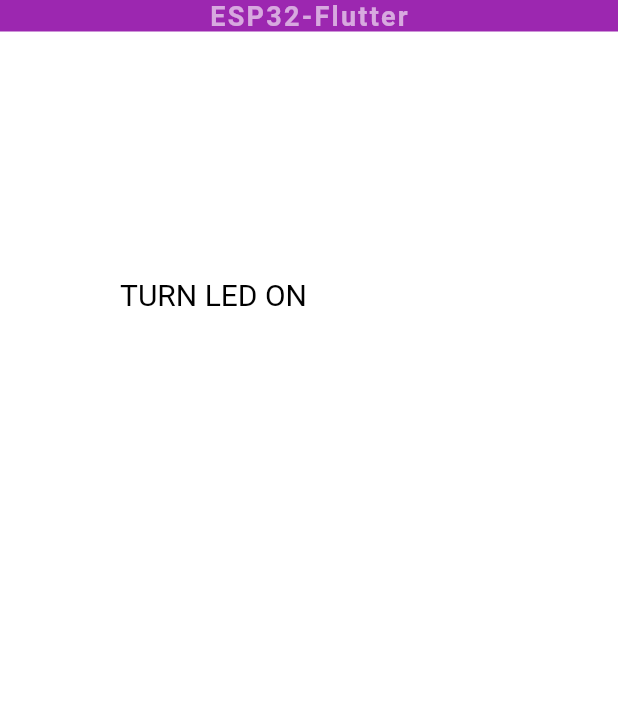
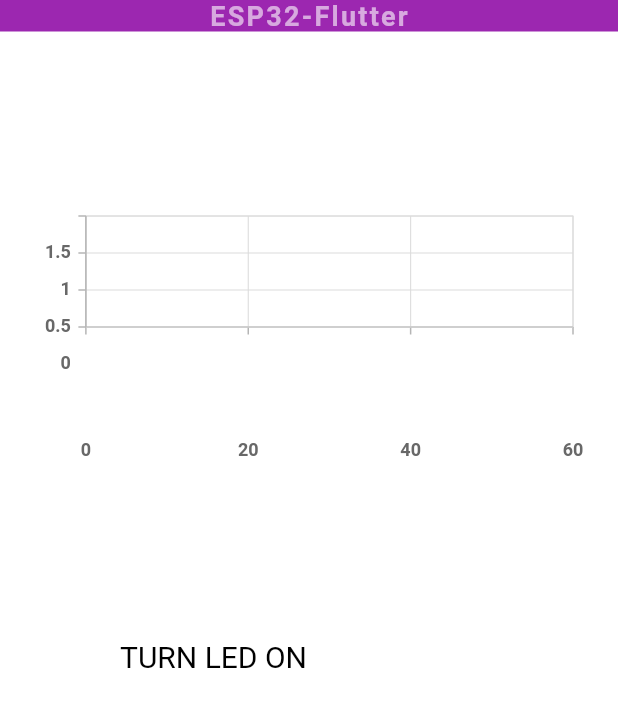
Before and after one commit to ajay963/iot_web, a Flutter app: the screen it shows after launch, on a phone screen of 412 x 824 dp. Shown: the top 707 px of the screen. Run offline on Flutter 3.47's test engine with Material 2 defaults, Android fonts, the phone set to English and light mode, and no system bars; our stand-ins replace connectivity_plus, google_fonts, google_maps_flutter, line_icons, rive, syncfusion_flutter_charts and 1 more; missing offline and left inert: bitsdojo_window, flutter_acrylic, flutter_joystick; network calls fail.

Commit message:
added live graph chart

```diff
--- a/lib/main.dart
+++ b/lib/main.dart
@@ -1,7 +1,7 @@
 import 'package:iot/themes.dart';
 import 'package:flutter/material.dart';
 import 'package:provider/provider.dart';
-import 'package:iot/websocket_led.dart';
+import 'package:iot/websocket.dart';
 import 'package:iot/widgets/buttos.dart';
 import 'package:iot/provider/network.dart';
 import 'package:iot/widgets/google_map.dart';
@@ -22,7 +22,7 @@ Future<void> main() async {
   runApp(const MyApp());
   await Window.initialize();
   doWhenWindowReady(() {
-    const initialSize = Size(600, 450);
+    const initialSize = Size(720, 520);
     appWindow.minSize = initialSize;
     appWindow.size = initialSize;
     appWindow.alignment = Alignment.center;
@@ -57,7 +57,7 @@ class MyApp extends StatelessWidget {
           color: Colors.transparent,
           themeMode: ThemeMode.dark,
           debugShowCheckedModeBanner: false,
-          home: const WebSocketLed()),
+          home: const WebSocketDesktop()),
     );
   }
 }
--- /dev/null
+++ b/lib/models/temp.dart
@@ -0,0 +1,5 @@
+class TempChartData {
+  TempChartData({required this.time, required this.temp});
+  final double temp;
+  final double time;
+}
--- a/lib/provider/sensors_data.dart
+++ b/lib/provider/sensors_data.dart
@@ -9,6 +9,7 @@ class TempData extends ChangeNotifier {
   int get getTemp => _temp;
   int get getMinLux => _minTemp;
   int get getMaxLux => _maxTemp;
+
   setMinMax() {
     if (_temp < _minTemp) _minTemp = _temp;
     if (_temp > _maxTemp) _maxTemp = _temp;
--- a/lib/websocket_led.dart
+++ b/lib/websocket.dart
@@ -1,44 +1,58 @@
+import 'dart:async';
 import 'dart:convert';
+import 'package:flutter/material.dart';
+import 'package:iot/models/temp.dart';
+import 'package:iot/provider/sensors_data.dart';
+import 'package:iot/widgets/buttos.dart';
+import 'package:iot/widgets/graph_charts.dart';
+import 'package:provider/provider.dart';
+import 'package:web_socket_channel/io.dart';
+import 'package:bitsdojo_window/bitsdojo_window.dart';
 
-import 'package:bitsdojo_window/bitsdojo_window.dart';
-import 'package:flutter/material.dart';
-import 'package:iot/widgets/buttos.dart';
-import 'package:web_socket_channel/io.dart';
-
-//apply this class on home: attribute at MaterialApp()
-class WebSocketLed extends StatefulWidget {
-  const WebSocketLed({Key? key}) : super(key: key);
+class WebSocketDesktop extends StatefulWidget {
+  const WebSocketDesktop({Key? key}) : super(key: key);
 
   @override
   State<StatefulWidget> createState() {
-    return _WebSocketLed();
+    return _WebSocketDesktop();
   }
 }
 
-class _WebSocketLed extends State<WebSocketLed> {
-  late bool ledstatus; //boolean value to track LED status, if its ON or OFF
+class _WebSocketDesktop extends State<WebSocketDesktop> {
+  late bool ledstatus;
   late IOWebSocketChannel channel;
-  late bool connected; //boolean value to track if WebSocket is connected
-  late String temp; //variable for temperature
-  late String humidity; //variable for humidity
-  late String heatindex; //variable for heatindex
+  late bool connected;
+  late String temp;
+  late String humidity;
+  late String heatindex;
+  int idx = 0;
+  late List<TempChartData> tempList = [
+    TempChartData(time: 0, temp: 0),
+  ];
   @override
   void initState() {
-    ledstatus = false; //initially leadstatus is off so its FALSE
-    connected = false; //initially connection status is "NO" so its FALSE
-    temp = "0"; //initial value of temperature
-    humidity = "0"; //initial value of humidity
-    heatindex = "0"; //initial value of heatindex
-
+    ledstatus = false;
+    connected = false;
+    temp = "0";
+    humidity = "0";
+    heatindex = "0";
+    Timer.periodic(const Duration(seconds: 1), updateGraph);
     Future.delayed(Duration.zero, () async {
       channelconnect(); //connect to WebSocket wth NodeMCU
     });
-
     super.initState();
   }
 
+  void updateGraph(Timer time) {
+    setState(() {
+      tempList
+          .add(TempChartData(time: idx.toDouble(), temp: double.parse(temp)));
+      idx = idx + 10;
+      if (tempList.length > 11) tempList.removeAt(0);
+    });
+  }
+
   channelconnect() {
-    //function to connect
     try {
       channel =
           IOWebSocketChannel.connect("ws://192.168.4.1:81"); //channel IP : Port
@@ -47,16 +61,15 @@ class _WebSocketLed extends State<WebSocketLed> {
           print(message);
           setState(() {
             if (message == "connected") {
-              connected = true; //message is "connected" from NodeMCU
+              connected = true;
             } else if (message.substring(0, 6) == "{'temp") {
               message = message.replaceAll(RegExp("'"), '"');
 
-              Map<String, dynamic> jsondata =
-                  json.decode(message); //decode json to array
+              Map<String, dynamic> jsondata = json.decode(message);
               setState(() {
-                temp = jsondata["temp"]; //temperature value
-                humidity = jsondata["humidity"]; //humidity value
-                heatindex = jsondata["heat"]; //heatindex value
+                temp = jsondata["temp"];
+                humidity = jsondata["humidity"];
+                heatindex = jsondata["heat"];
               });
             } else if (message == "poweron:success") {
               ledstatus = true;
@@ -96,6 +109,8 @@ class _WebSocketLed extends State<WebSocketLed> {
 
   @override
   Widget build(BuildContext context) {
+    final _tempSensorData = Provider.of<TempData>(context);
+
     return Scaffold(
       backgroundColor: Colors.transparent,
       body: SizedBox(
@@ -128,6 +143,18 @@ class _WebSocketLed extends State<WebSocketLed> {
                     const SizedBox(height: 10),
                     Text("Heat Index: $heatindex°C"),
                     const SizedBox(height: 10),
+                    Text("timer : " + idx.toString()),
+                    const SizedBox(height: 10),
+                    SizedBox(
+                      height: 200,
+                      // width: 400,
+                      child: Charts(
+                        tempList: tempList,
+                        xAisLabel: 'Time',
+                        yAxisLabel: 'Temp',
+                      ),
+                    ),
+                    const SizedBox(height: 10),
                     Container(
                         child: connected
                             ? const Text("WEBSOCKET: CONNECTED")
@@ -138,18 +165,11 @@ class _WebSocketLed extends State<WebSocketLed> {
                             : const Text("LED IS: OFF")),
                     const SizedBox(height: 30),
                     RoundedButton(
-                      //button to start scanning
-
                       onTap: () {
-                        //on button press
                         if (ledstatus) {
-                          //if ledstatus is true, then turn off the led
-                          //if led is on, turn off
                           sendcmd("poweroff");
                           ledstatus = false;
                         } else {
-                          //if ledstatus is false, then turn on the led
-                          //if led is off, turn on
                           sendcmd("poweron");
                           ledstatus = true;
                         }
--- /dev/null
+++ b/lib/widgets/graph_charts.dart
@@ -0,0 +1,45 @@
+import 'package:flutter/material.dart';
+import 'package:syncfusion_flutter_charts/charts.dart';
+
+import '../models/temp.dart';
+
+const Color shade1 = Color(0xff23b6e6);
+const Color shade2 = Color(0xff02d39a);
+
+class Charts extends StatelessWidget {
+  final List<TempChartData> tempList;
+  final String xAisLabel;
+  final String yAxisLabel;
+  const Charts(
+      {Key? key,
+      required this.tempList,
+      required this.xAisLabel,
+      required this.yAxisLabel})
+      : super(key: key);
+
+  @override
+  Widget build(BuildContext context) {
+    return SfCartesianChart(
+      series: <ChartSeries>[
+        AreaSeries<TempChartData, double>(
+          dataSource: tempList,
+          xAxisName: xAisLabel,
+          yAxisName: yAxisLabel,
+          borderWidth: 3,
+          borderGradient: const LinearGradient(
+            colors: [shade1, shade2],
+            begin: Alignment.topLeft,
+            end: Alignment.topRight,
+          ),
+          gradient: LinearGradient(
+            colors: [shade1.withOpacity(0.3), shade2.withOpacity(0.3)],
+            begin: Alignment.topLeft,
+            end: Alignment.topRight,
+          ),
+          xValueMapper: (TempChartData tempData, _) => tempData.time,
+          yValueMapper: (TempChartData tempData, _) => tempData.temp,
+        ),
+      ],
+    );
+  }
+}
--- a/pubspec.yaml
+++ b/pubspec.yaml
@@ -46,7 +46,7 @@ dependencies:
   flutter_svg: ^1.0.3
   shared_preferences: ^2.0.13
   line_icons: ^2.0.1
-  dependencies:
+  syncfusion_flutter_charts: ^20.2.40
   syncfusion_flutter_gauges: ^20.2.36
 
   #gaming assets
@@ -57,6 +57,7 @@ dependencies:
   connectivity_plus: ^1.1.0
   internet_connection_checker: ^0.0.1+2
   web_socket_channel: ^2.2.0
+
   bitsdojo_window: ^0.1.1+1
 
 dev_dependencies:
```
Also changed, not shown: pubspec.lock.
